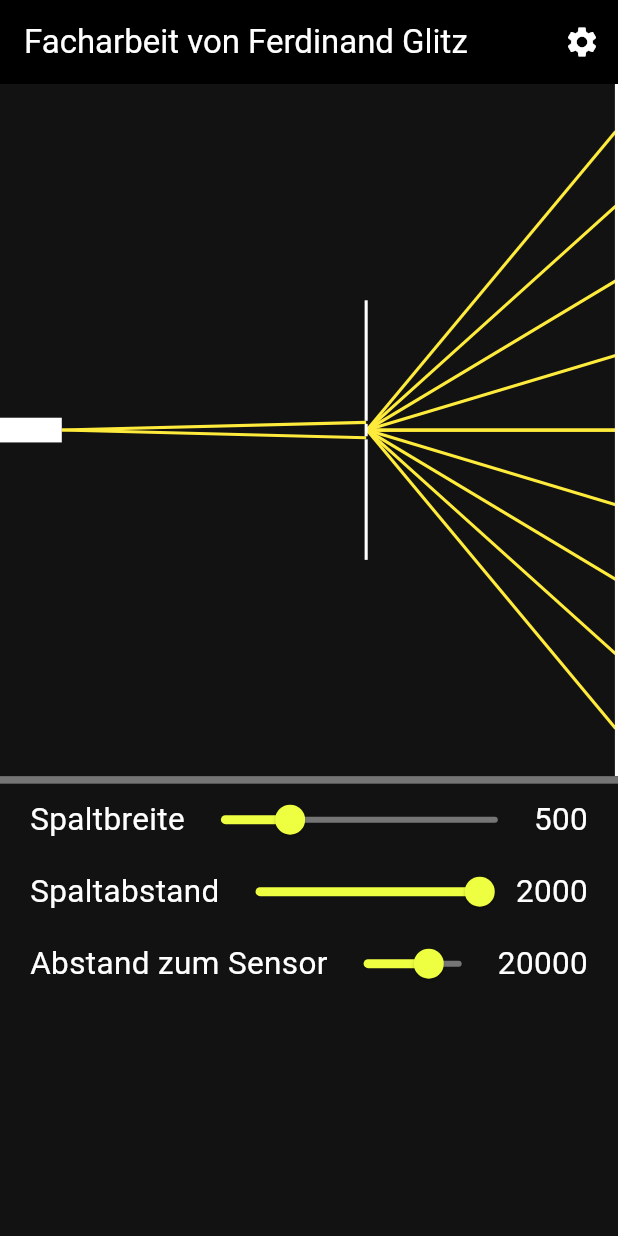
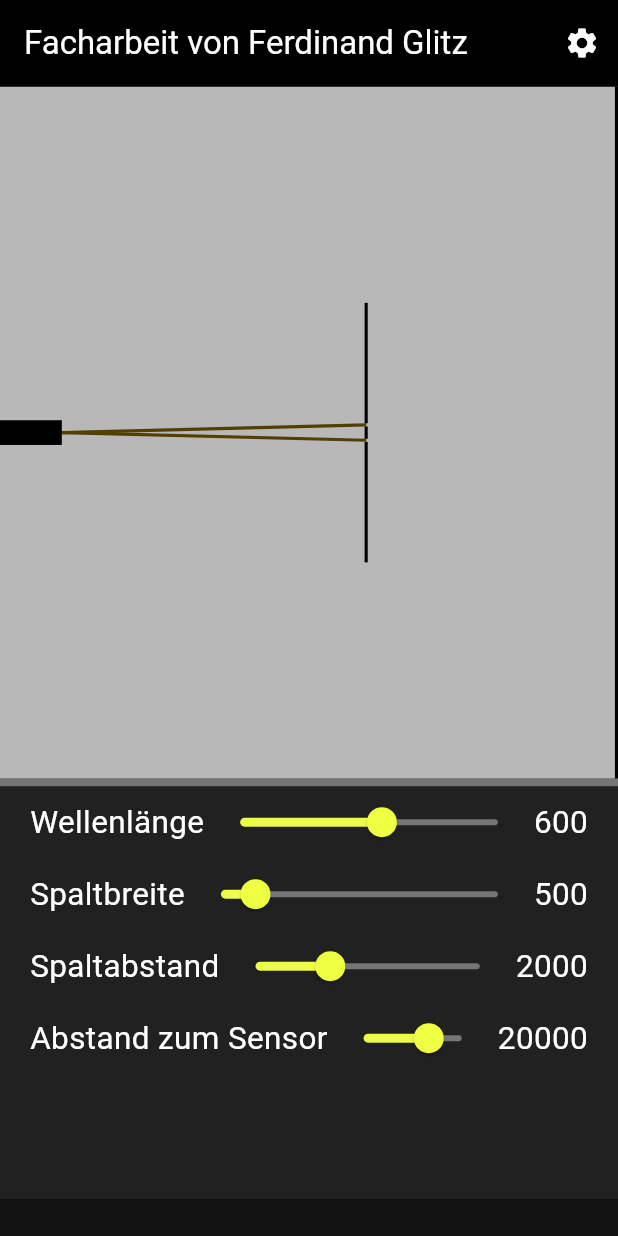
Before and after one commit to FerdiGlitz/physik_facharbeit, a Flutter app: the screen it shows after launch, on a phone screen of 412 x 824 dp. Run offline on Flutter 3.47's test engine with Material 3 defaults, Android fonts, the phone set to English and light mode, and no system bars.

Commit message:
displays angles now correctly changes colors based on given parameters

```diff
--- a/lib/line_painter.dart
+++ b/lib/line_painter.dart
@@ -6,12 +6,14 @@ class LinePainter extends CustomPainter {
 
   final double lineWidth;
 
-  const LinePainter ({required this.lines, required this.lineWidth});
+  final Color lineColor;
+
+  const LinePainter ({required this.lines, required this.lineWidth, required this.lineColor});
 
   @override
   void paint(Canvas canvas, Size size) {
     Paint paint = Paint();
-    paint.color = Colors.yellow;
+    paint.color = lineColor;
     paint.strokeWidth = lineWidth;
     for (int i = 0; i < lines.length; i++) {
       canvas.drawLine(lines[i].lineStart, lines[i].lineEnd, paint);
--- a/lib/main.dart
+++ b/lib/main.dart
@@ -36,11 +36,13 @@ class _MyHomePageState extends State<MyHomePage> {
   double spaltbreite = 500; //Einheit: Nanometer
   double spaltabstand = 2000; //Einheit: Nanometer
   double abstandZumSensor = 20000; //Einheit: Nanometer
+  double wellenlaenge = 600; //Einheit: Nanometer
 
   @override
   Widget build(BuildContext context) {
     return Scaffold(
       appBar: AppBar(
+        toolbarHeight: MediaQuery.of(context).size.height * 0.07,
         backgroundColor: Theme.of(context).colorScheme.inversePrimary,
         title: Text(widget.title),
         actions: [
@@ -57,16 +59,18 @@ class _MyHomePageState extends State<MyHomePage> {
           children: [
             SizedBox(
               height: MediaQuery.of(context).size.height * 0.56,
-              child: SimTopView(spaltbreite: spaltbreite, spaltabstand: spaltabstand, abstandZumSensor: abstandZumSensor)
+              child: SimTopView(wellenlaenge: wellenlaenge, spaltbreite: spaltbreite, spaltabstand: spaltabstand, abstandZumSensor: abstandZumSensor)
             ),
             Container(
               width: double.infinity,
-              height: MediaQuery.of(context).size.height * 0.3,
+              height: MediaQuery.of(context).size.height * 0.34,
               decoration: BoxDecoration(
+                color: Colors.grey.shade900,
                 border: Border(top: BorderSide(color: Colors.grey.shade600, width: 5))
               ),
               child: ListView(
                 children: [
+                  wellenlaengeSlider(),
                   spaltbreiteSlider(),
                   spaltabsstandSlider(),
                   abstandZumSensorSlider()
@@ -87,7 +91,7 @@ class _MyHomePageState extends State<MyHomePage> {
         Expanded(
           child: Slider (
               value: spaltbreite,
-              max: 2000,
+              max: 4000,
               inactiveColor: Colors.grey.shade600,
               activeColor: Colors.limeAccent,
               onChanged: (value) {
@@ -111,7 +115,8 @@ class _MyHomePageState extends State<MyHomePage> {
         Expanded(
           child: Slider (
               value: spaltabstand,
-              max: 2000,
+              min: 500,
+              max: 5000,
               inactiveColor: Colors.grey.shade600,
               activeColor: Colors.limeAccent,
               onChanged: (value) {
@@ -151,4 +156,29 @@ class _MyHomePageState extends State<MyHomePage> {
       ],
     );
   }
+
+  Widget wellenlaengeSlider() {
+    return Row(
+      children: [
+        const SizedBox(width: 20,),
+        const Text('Wellenlänge', textScaleFactor: 1.5,),
+        Expanded(
+          child: Slider (
+              value: wellenlaenge,
+              min: 380,
+              max: 780,
+              inactiveColor: Colors.grey.shade600,
+              activeColor: Colors.limeAccent,
+              onChanged: (value) {
+                setState(() {
+                  wellenlaenge = value.toInt().toDouble();
+                });
+              }
+          ),
+        ),
+        Text(wellenlaenge.toInt().toString(), textScaleFactor: 1.5,),
+        const SizedBox(width: 20,),
+      ],
+    );
+  }
 }
--- a/lib/sim.dart
+++ b/lib/sim.dart
@@ -1,59 +1,103 @@
 import 'dart:math';
-
 import 'package:flutter/material.dart';
 import 'package:physik_facharbeit/line_painter.dart';
 import 'package:physik_facharbeit/line.dart';
 
 class SimTopView extends StatefulWidget {
+  final double wellenlaenge;
   final double spaltbreite;
   final double spaltabstand;
   final double abstandZumSensor;
 
-  const SimTopView({Key? key,
+  const SimTopView(
+      {Key? key,
+      required this.wellenlaenge,
       required this.spaltbreite,
       required this.spaltabstand,
-      required this.abstandZumSensor
-      }) : super(key: key);
+      required this.abstandZumSensor})
+      : super(key: key);
 
   @override
   State<SimTopView> createState() => _SimTopViewState();
 }
 
 class _SimTopViewState extends State<SimTopView> {
-
-  late double spaltbreitePixel = widget.spaltbreite * 0.01 * MediaQuery.of(context).size.height * 0.0005;
-  late double spaltabstandPixel = widget.spaltabstand * 0.01 * MediaQuery.of(context).size.height * 0.0005;
-  late double abstandZumSensorPixel = widget.abstandZumSensor * 0.01 * MediaQuery.of(context).size.height * 0.0005;
+  Color aufbauFarbe = Colors.black;
+  Color hintergrundFarbe = Colors.white70;
 
   late List<Line> resultLines = [
     Line(lineStart: resultLineStart(), lineEnd: nulltesMaximumLineTarget()),
     //Linie zum 1.Maximum
-    Line(lineStart: resultLineStart(), lineEnd: Offset(MediaQuery.of(context).size.width - MediaQuery.of(context).size.width * 0.005, MediaQuery.of(context).size.height * 0.28 + abstandZumNulltenMaximum(600, widget.spaltabstand, widget.abstandZumSensor, 1) * 0.01))
+    Line(
+        lineStart: resultLineStart(),
+        lineEnd: Offset(
+            MediaQuery.of(context).size.width -
+                MediaQuery.of(context).size.width * 0.005,
+            MediaQuery.of(context).size.height * 0.28 +
+                abstandZumNulltenMaximum(
+                        widget.wellenlaenge, widget.spaltabstand, widget.abstandZumSensor, 1) *
+                    0.01))
   ];
 
   @override
   Widget build(BuildContext context) {
-    return Stack(children: [
+    return Container(
+      color: hintergrundFarbe,
+      child: Stack(children: [
         Row(
           children: [
             CustomPaint(
               size: const Size.fromWidth(0.5),
               painter: LinePainter(
-                lineWidth: spaltbreitePixel,
+                  lineColor: farbeBerechnen(widget.wellenlaenge),
+                  lineWidth: widget.spaltbreite *
+                      0.01 *
+                      MediaQuery.of(context).size.height *
+                      0.0005,
                   lines: [
                     //Linie zum oberen Spalt
-                  Line(lineStart: elektronenKanonePositionPixel(), lineEnd: Offset(abstandKanoneSpaltPixelBerechnen() + MediaQuery.of(context).size.width * 0.1025, MediaQuery.of(context).size.height * 0.28 - spaltabstandPixel / 2 - spaltbreitePixel / 2)),
+                    Line(
+                        lineStart: elektronenKanonePositionPixel(),
+                        lineEnd: Offset(
+                            abstandKanoneSpaltPixelBerechnen() +
+                                MediaQuery.of(context).size.width * 0.1025,
+                            MediaQuery.of(context).size.height * 0.28 -
+                                (widget.spaltabstand *
+                                        0.01 *
+                                        MediaQuery.of(context).size.height *
+                                        0.0005) /
+                                    2 -
+                                (widget.spaltbreite *
+                                        0.01 *
+                                        MediaQuery.of(context).size.height *
+                                        0.0005) /
+                                    2)),
                     //Linie zum unteren Spalt
-                  Line(lineStart: elektronenKanonePositionPixel(), lineEnd: Offset(abstandKanoneSpaltPixelBerechnen() + MediaQuery.of(context).size.width * 0.1025, MediaQuery.of(context).size.height * 0.28 + spaltabstandPixel / 2 + spaltbreitePixel / 2)),
-                ]
-            ),
+                    Line(
+                        lineStart: elektronenKanonePositionPixel(),
+                        lineEnd: Offset(
+                            abstandKanoneSpaltPixelBerechnen() +
+                                MediaQuery.of(context).size.width * 0.1025,
+                            MediaQuery.of(context).size.height * 0.28 +
+                                (widget.spaltabstand *
+                                        0.01 *
+                                        MediaQuery.of(context).size.height *
+                                        0.0005) /
+                                    2 +
+                                (widget.spaltbreite *
+                                        0.01 *
+                                        MediaQuery.of(context).size.height *
+                                        0.0005) /
+                                    2)),
+                  ]),
             ),
             CustomPaint(
               size: const Size.fromWidth(0.5),
               painter: LinePainter(
-                lineWidth: spaltbreitePixel,
-                lines: maximaBerechnen()
-            ),
+                  lineColor: farbeBerechnen(widget.wellenlaenge),
+                  lineWidth:
+                      600 * 0.01 * MediaQuery.of(context).size.height * 0.0005,
+                  lines: maximaBerechnen()),
             ),
           ],
         ),
@@ -66,17 +110,20 @@ class _SimTopViewState extends State<SimTopView> {
             ),
             spalt(),
             SizedBox(
-            width: MediaQuery.of(context).size.width * widget.abstandZumSensor * 0.00002,
+              width: MediaQuery.of(context).size.width *
+                  widget.abstandZumSensor *
+                  0.00002,
             ),
             schirm()
           ],
         ),
-    ]);
+      ]),
+    );
   }
 
   Widget elektronenKanone() {
     return Container(
-      color: Colors.white,
+      color: aufbauFarbe,
       height: MediaQuery.of(context).size.height * 0.02,
       width: MediaQuery.of(context).size.width * 0.1,
     );
@@ -87,26 +134,43 @@ class _SimTopViewState extends State<SimTopView> {
       mainAxisAlignment: MainAxisAlignment.center,
       children: [
         Container(
-          color: neuBerechen(),
-          height: MediaQuery.of(context).size.height * 0.1 - spaltbreitePixel,
+          color: aufbauFarbe,
+          height: MediaQuery.of(context).size.height * 0.1 -
+              widget.spaltbreite *
+                  0.01 *
+                  MediaQuery.of(context).size.height *
+                  0.0005,
           width: MediaQuery.of(context).size.width * 0.005,
         ),
         SizedBox(
-          height: spaltbreitePixel,
+          height: widget.spaltbreite *
+              0.01 *
+              MediaQuery.of(context).size.height *
+              0.0005,
           width: MediaQuery.of(context).size.width * 0.005,
         ),
         Container(
-          color: Colors.white,
-          height: spaltabstandPixel,
+          color: aufbauFarbe,
+          height: widget.spaltabstand *
+              0.01 *
+              MediaQuery.of(context).size.height *
+              0.0005,
           width: MediaQuery.of(context).size.width * 0.005,
         ),
         SizedBox(
-          height: spaltbreitePixel,
+          height: widget.spaltbreite *
+              0.01 *
+              MediaQuery.of(context).size.height *
+              0.0005,
           width: MediaQuery.of(context).size.width * 0.005,
         ),
         Container(
-          color: Colors.white,
-          height: MediaQuery.of(context).size.height * 0.1 - spaltbreitePixel,
+          color: aufbauFarbe,
+          height: MediaQuery.of(context).size.height * 0.1 -
+              widget.spaltbreite *
+                  0.01 *
+                  MediaQuery.of(context).size.height *
+                  0.0005,
           width: MediaQuery.of(context).size.width * 0.005,
         ),
       ],
@@ -117,69 +181,148 @@ class _SimTopViewState extends State<SimTopView> {
     return Container(
       height: double.infinity,
       width: MediaQuery.of(context).size.width * 0.005,
-      color: Colors.white,
+      color: aufbauFarbe,
     );
   }
 
-  Color neuBerechen() {
-    spaltbreitePixel = widget.spaltbreite * 0.01 * MediaQuery.of(context).size.height * 0.0005;
-    spaltabstandPixel = widget.spaltabstand * 0.01 * MediaQuery.of(context).size.height * 0.0005;
-    abstandZumSensorPixel = widget.abstandZumSensor * 0.01 * MediaQuery.of(context).size.height * 0.0005;
-    return Colors.white; ///return color to update on setState
+  Offset resultLineStart() {
+    return Offset(
+        abstandKanoneSpaltPixelBerechnen() +
+            MediaQuery.of(context).size.width * 0.1025,
+        MediaQuery.of(context).size.height * 0.28);
   }
 
-  Offset resultLineStart() {
-    return Offset(abstandKanoneSpaltPixelBerechnen() + MediaQuery.of(context).size.width * 0.1025, MediaQuery.of(context).size.height * 0.28);
+  Offset nulltesMaximumLineTarget() {
+    return Offset(
+        MediaQuery.of(context).size.width -
+            MediaQuery.of(context).size.width * 0.005,
+        MediaQuery.of(context).size.height * 0.28);
   }
 
-  Offset nulltesMaximumLineTarget () {
-    return Offset(MediaQuery.of(context).size.width - MediaQuery.of(context).size.width * 0.005, MediaQuery.of(context).size.height * 0.28);
+  Offset elektronenKanonePositionPixel() {
+    return Offset(MediaQuery.of(context).size.width * 0.1,
+        MediaQuery.of(context).size.height * 0.28);
   }
 
-  Offset elektronenKanonePositionPixel () {
-    return Offset(MediaQuery.of(context).size.width * 0.1, MediaQuery.of(context).size.height * 0.28);
-  }
-
-  double abstandKanoneSpaltPixelBerechnen () {
-    return MediaQuery.of(context).size.width - (MediaQuery.of(context).size.width * widget.abstandZumSensor * 0.00002 + MediaQuery.of(context).size.width * 0.11);
+  double abstandKanoneSpaltPixelBerechnen() {
+    return MediaQuery.of(context).size.width -
+        (MediaQuery.of(context).size.width * widget.abstandZumSensor * 0.00002 +
+            MediaQuery.of(context).size.width * 0.11);
   }
 
   ///berechnet abstand des k.Maximums zum 0.Maximum (ak)
-  ///wellenlaenge = const für Versuch mit Elektronen
   ///d = Abstand zwischen Mittelpunkten der Spalte = Spaltabstand + Spaltbreite
   ///e = Abstand zwischen Doppelspalt und Schirm
   ///k element von {1; 2; 3; ...}
   ///line target = Höhe des Doppelspaltes + ak (in Pixel)
-  double abstandZumNulltenMaximum (double wellenlaenge, double d, double e, int k) {
-    double ak = (wellenlaenge * e * k) / d;
+  double abstandZumNulltenMaximum(double wellenlaenge, double d, double e, int k) {
+    double ak = tan(asin(k * wellenlaenge / d)) * e;
     return ak;
+  }
+
+  int anzahlMaximaBerechnen(double spaltbreite, double wellenlaenge) {
+    return spaltbreite ~/ wellenlaenge;
   }
 
   List<Line> maximaBerechnen() {
     List<Line> lines = [];
-    for (int i = 0; calculateLine(wellenlaenge: 600, d: widget.spaltabstand, e: widget.abstandZumSensor, k: i)[0].lineEnd.dy * MediaQuery.of(context).size.height * 0.0006 < MediaQuery.of(context).size.height * 0.28; i++) {
-      ///alpha falsch, neues winkelbasiertes System in Arbeit
-      lines.addAll(calculateLine(wellenlaenge: 600, d: widget.spaltabstand, e: widget.abstandZumSensor, k: i));
+    for (int i = 0; i < anzahlMaximaBerechnen(widget.spaltbreite, widget.wellenlaenge) && calculateLine(wellenlaenge: widget.wellenlaenge, d: widget.spaltabstand, e: widget.abstandZumSensor, k: i)[0].lineEnd.dy * MediaQuery.of(context).size.height * 0.0006 < MediaQuery.of(context).size.height; i++) {
+      lines.addAll(calculateLine(
+          wellenlaenge: widget.wellenlaenge,
+          d: widget.spaltabstand,
+          e: widget.abstandZumSensor,
+          k: i)
+      );
     }
     return lines;
   }
 
-  List<Line> calculateLine ({required double wellenlaenge, required double d, required double e, required int k}) {
-    double alpha = alphaBerechnen(e, abstandZumNulltenMaximum(wellenlaenge, d, e, k));
+  ///d = Abstand zwischen Mittelpunkten der Spalte = Spaltabstand + Spaltbreite
+  ///e = Abstand zwischen Doppelspalt und Schirm
+  ///k element von {1; 2; 3; ...}
+  List<Line> calculateLine({required double wellenlaenge, required double d, required double e, required int k}) {
     double ePixel = MediaQuery.of(context).size.width - MediaQuery.of(context).size.width * 0.005 - resultLineStart().dx;
     double ak = abstandZumNulltenMaximum(wellenlaenge, d, e, k);
-    double stretchFactor = ePixel / e; ///epixel / e = faktor für ak
+    double stretchFactor = ePixel / e;
+
+    ///epixel / e = faktor für ak
     double akUI = ak * stretchFactor;
-    //debugPrint('Alpha real $k. Maximum: $alpha}');
-    debugPrint('Alpha UI $k. Maximum: ${alphaBerechnen(ePixel, akUI).toString()}');
-    Line lineBottom = Line(lineStart: resultLineStart(), lineEnd: Offset(MediaQuery.of(context).size.width - MediaQuery.of(context).size.width * 0.005, MediaQuery.of(context).size.height * 0.28 + akUI));
-    Line lineTop = Line(lineStart: resultLineStart(), lineEnd: Offset(MediaQuery.of(context).size.width - MediaQuery.of(context).size.width * 0.005, MediaQuery.of(context).size.height * 0.28 - akUI));
+    //debugPrint('Alpha UI $k. Maximum: ${alphaBerechnen(ePixel, akUI).toString()}');
+    Line lineBottom = Line(
+        lineStart: resultLineStart(),
+        lineEnd: Offset(MediaQuery.of(context).size.width - MediaQuery.of(context).size.width * 0.005, MediaQuery.of(context).size.height * 0.28 + akUI)
+    );
+    Line lineTop = Line(
+        lineStart: resultLineStart(),
+        lineEnd: Offset(MediaQuery.of(context).size.width - MediaQuery.of(context).size.width * 0.005, MediaQuery.of(context).size.height * 0.28 - akUI)
+    );
     return [lineBottom, lineTop];
   }
 
   double alphaBerechnen(double e, double ak) {
     double laengeAnkathete = e;
     double laengeGegenkathete = ak;
-    return atan(laengeGegenkathete / laengeAnkathete) * (180 / pi); ///Grad
+    return atan(laengeGegenkathete / laengeAnkathete) * (180 / pi);///Grad
+  }
+
+  ///Farbe der Linien berechnen mithilfe des Algorithmus von Bruton
+  ///Quelle: http://www.olos.de/~ukern/publ/tex/pdf/dtk200504.pdf
+  Color farbeBerechnen(double wellenlaenge) {
+    int r;
+    int g;
+    int b;
+
+    switch (wellenlaenge) {
+      case >= 380 && < 440:
+        r = 255 * (440 - wellenlaenge) ~/ 60;
+        g = 0;
+        b = 255;
+        break;
+      case >= 440 && < 490:
+        r = 0;
+        g = 255 * (wellenlaenge - 440) ~/ 50;
+        b = 255;
+        break;
+      case >= 490 && < 510:
+        r = 0;
+        g = 255;
+        b = 255 * (510 - wellenlaenge) ~/ 20;
+        break;
+      case >= 510 && < 580:
+        r = 255 * (wellenlaenge - 510) ~/ 70;
+        g = 255;
+        b = 0;
+        break;
+      case >= 580 && < 645:
+        r = 255;
+        g = 255 * (645 - wellenlaenge) ~/ 65;
+        b = 0;
+        break;
+      case >= 645 && <= 780:
+        r = 255;
+        g = 0;
+        b = 0;
+        break;
+      default:
+        r = 255;
+        g = 255;
+        b = 255;
+        break;
+    }
+    double f = fBerechnen(wellenlaenge);
+    return Color.fromRGBO(pow(r * f, 0.8).toInt(), pow(g * f, 0.8).toInt(),
+        pow(b * f, 0.8).toInt(), 1);
+  }
+
+  double fBerechnen(double wellenlaenge) {
+    switch (wellenlaenge) {
+      case > 380 && < 420:
+        return 0.3 + 0.7 * ((wellenlaenge - 380) / 40);
+      case > 420 && < 700:
+        return 1;
+      case > 700 && < 780:
+        return 0.3 + 0.7 * ((780 - wellenlaenge) / 80);
+    }
+    return 1;
   }
 }
```
Also changed, not shown: pubspec.yaml (+2 -45 lines). Lines whose indentation alone changed are shown as unchanged.
